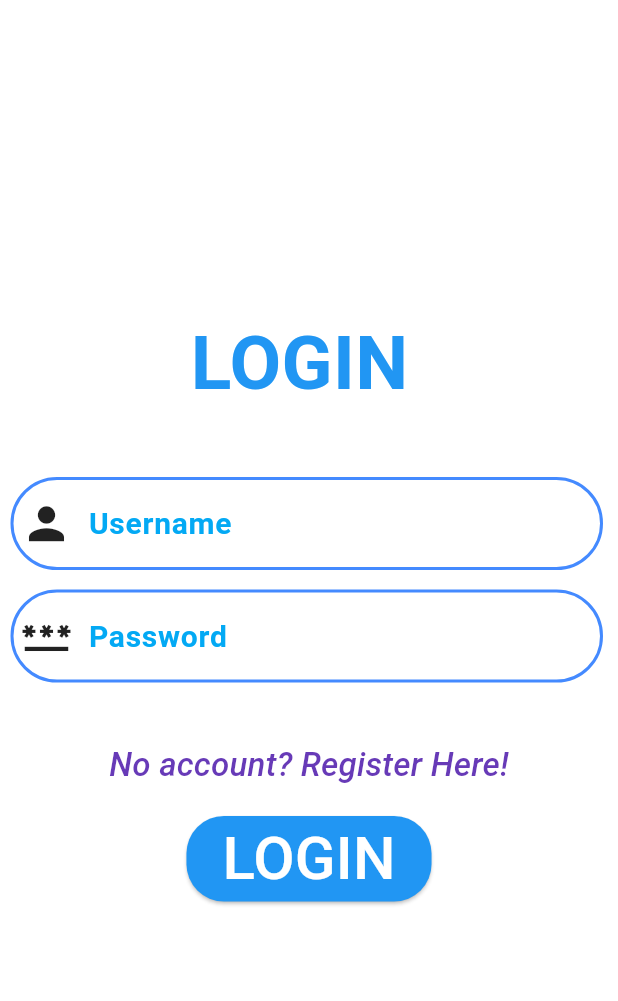
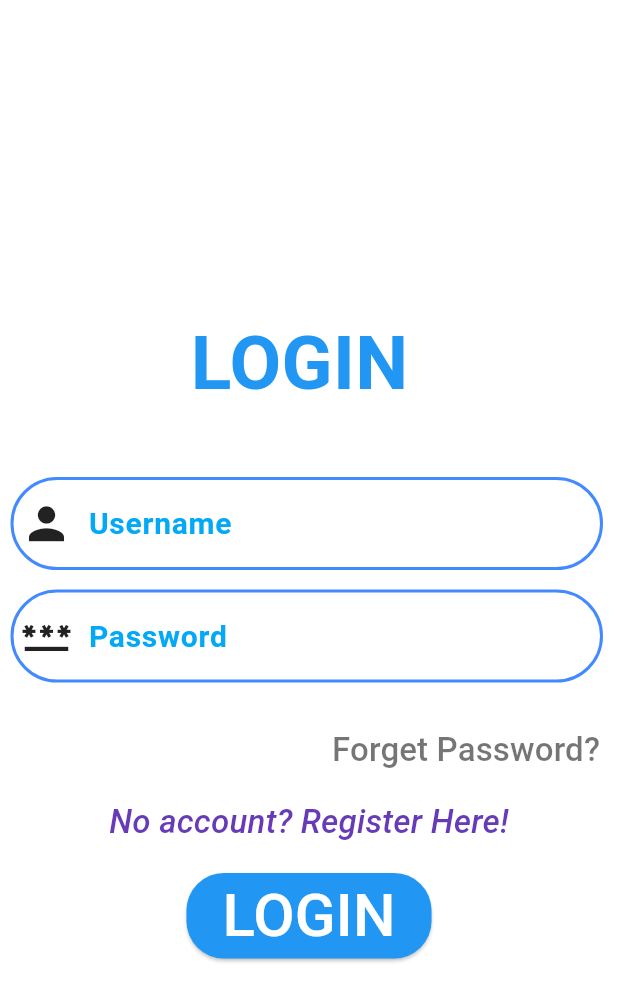
Before and after one commit to ossrndc/connectify, a Flutter app: the screen it shows after launch, after a tap on "Have account!? Login Here!", on a phone screen of 412 x 824 dp. Shown: the top 1001 px of the screen. Run offline on Flutter 3.47's test engine with Material 3 defaults, Android fonts, the phone set to English and light mode, and no system bars; missing offline and left inert: dart:ffi.

Commit message:
button added

```diff
--- a/lib/Screens/Login.dart
+++ b/lib/Screens/Login.dart
@@ -53,8 +53,23 @@ class _LoginState extends State<Login> {
     prefixicon:Icon(Icons.password,size:35),
     hintText:'Password '),
    SizedBox(
-     height: 20,
+     height: 10,
    ),
+      Row(
+        mainAxisAlignment: MainAxisAlignment.end,
+
+        children: [
+          TextButton(
+              onPressed: (){},
+              child:Text(
+                'Forget Password?',style: TextStyle(
+                fontSize: 22,
+                color: Colors.black54,
+
+              ),
+              ) ),
+        ],
+      ),
     TextButton(
     onPressed: (){
     textColorcheck2=!textColorcheck2;
@@ -71,9 +86,11 @@ class _LoginState extends State<Login> {
 
     ),
     ) ),
+
     SizedBox(
       height: 10,
     ),
+
     Button(
     onPressed: (){},
     Text: 'LOGIN', color: Colors.white, size: 40.0,
```
